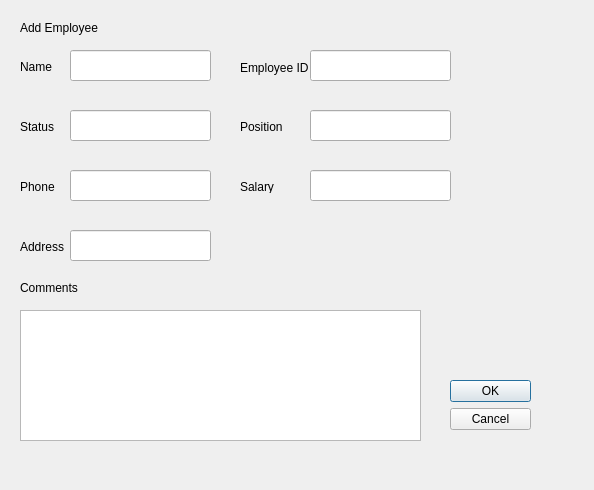
Before: the Qt Designer form UI/AddEmployeeDialog.ui in jordynmarlow/SoftwareEngineering, drawn with Qt 5.
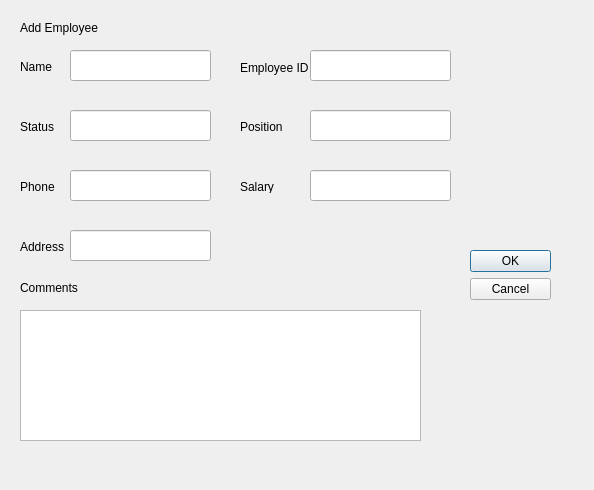
After: the same form once the commit is applied.

The edit to the form file:
```diff
--- a/UI/AddEmployeeDialog.ui
+++ b/UI/AddEmployeeDialog.ui
@@ -16,8 +16,8 @@
   <widget class="QDialogButtonBox" name="buttonBox">
    <property name="geometry">
     <rect>
-     <x>450</x>
-     <y>380</y>
+     <x>470</x>
+     <y>250</y>
      <width>81</width>
      <height>51</height>
     </rect>
```
